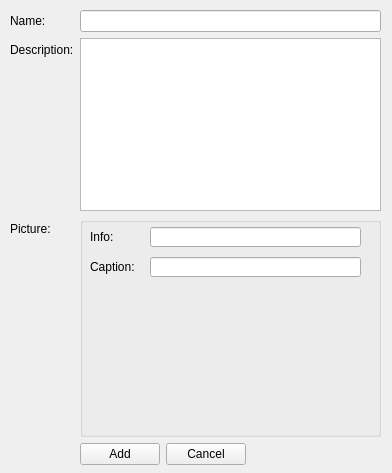
Qt form qt/apps/configurator/forms/category_add.ui (Wolframe/qtClient) before a commit.
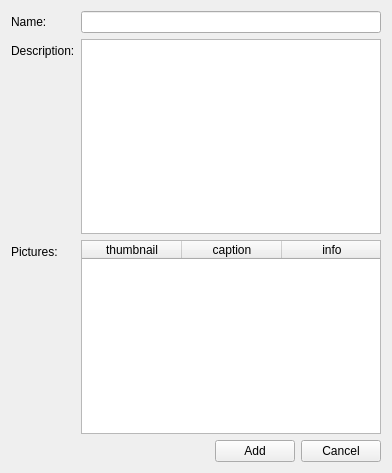
The same form after that commit. Custom widgets are drawn as their Qt base class.

Commit message: completly rewrote picture handling in categories and features

What changed in the file:
```diff
--- a/qt/apps/configurator/forms/category_add.ui
+++ b/qt/apps/configurator/forms/category_add.ui
@@ -13,15 +13,6 @@
   <property name="windowTitle">
    <string>Form</string>
   </property>
-  <widget class="QWidget" name="formLayoutWidget">
-   <property name="geometry">
-    <rect>
-     <x>10</x>
-     <y>10</y>
-     <width>371</width>
-     <height>455</height>
-    </rect>
-   </property>
    <layout class="QFormLayout" name="formLayout">
     <property name="fieldGrowthPolicy">
      <enum>QFormLayout::AllNonFixedFieldsGrow</enum>
@@ -52,17 +43,82 @@
     <item row="2" column="0">
      <widget class="QLabel" name="label_picture">
       <property name="text">
-       <string>Picture:</string>
+      <string>Pictures:</string>
       </property>
      </widget>
     </item>
+   <item row="2" column="1">
+    <widget class="QTableWidget" name="picture">
+     <property name="horizontalScrollBarPolicy">
+      <enum>Qt::ScrollBarAlwaysOff</enum>
+     </property>
+     <property name="alternatingRowColors">
+      <bool>true</bool>
+     </property>
+     <property name="selectionMode">
+      <enum>QAbstractItemView::MultiSelection</enum>
+     </property>
+     <property name="selectionBehavior">
+      <enum>QAbstractItemView::SelectRows</enum>
+     </property>
+     <property name="showGrid">
+      <bool>true</bool>
+     </property>
+     <property name="gridStyle">
+      <enum>Qt::DotLine</enum>
+     </property>
+     <property name="sortingEnabled">
+      <bool>true</bool>
+     </property>
+     <property name="doctype" stdset="0">
+      <string notr="true">PictureListRequest.simpleform</string>
+     </property>
+     <property name="rootelement" stdset="0">
+      <string notr="true">picture</string>
+     </property>
+     <attribute name="horizontalHeaderShowSortIndicator" stdset="0">
+      <bool>true</bool>
+     </attribute>
+     <attribute name="verticalHeaderStretchLastSection">
+      <bool>false</bool>
+     </attribute>
+     <column>
+      <property name="text">
+       <string>thumbnail</string>
+      </property>
+     </column>
+     <column>
+      <property name="text">
+       <string>caption</string>
+      </property>
+     </column>
+     <column>
+      <property name="text">
+       <string>info</string>
+      </property>
+     </column>
+     <column>
+      <property name="text">
+       <string>tags</string>
+      </property>
+     </column>
+    </widget>
+   </item>
     <item row="3" column="1">
-     <layout class="QFormLayout" name="formLayout_2">
-      <property name="fieldGrowthPolicy">
-       <enum>QFormLayout::AllNonFixedFieldsGrow</enum>
-      </property>
-      <item row="0" column="0">
        <layout class="QHBoxLayout" name="horizontalLayout">
+     <item>
+      <spacer name="horizontalSpacer">
+       <property name="orientation">
+        <enum>Qt::Horizontal</enum>
+       </property>
+       <property name="sizeHint" stdset="0">
+        <size>
+         <width>40</width>
+         <height>20</height>
+        </size>
+       </property>
+      </spacer>
+     </item>
         <item>
          <widget class="QPushButton" name="add">
           <property name="text">
@@ -98,92 +154,7 @@
        </layout>
       </item>
      </layout>
-    </item>
-    <item row="2" column="1">
-     <widget class="QGroupBox" name="picture">
-      <property name="minimumSize">
-       <size>
-        <width>0</width>
-        <height>220</height>
-       </size>
-      </property>
-      <property name="title">
-       <string/>
-      </property>
-      <widget class="PictureChooser" name="image">
-       <property name="geometry">
-        <rect>
-         <x>67</x>
-         <y>69</y>
-         <width>211</width>
-         <height>141</height>
-        </rect>
-       </property>
-       <property name="minimumSize">
-        <size>
-         <width>0</width>
-         <height>100</height>
-        </size>
-       </property>
-      </widget>
-      <widget class="QLabel" name="label_info">
-       <property name="geometry">
-        <rect>
-         <x>10</x>
-         <y>10</y>
-         <width>27</width>
-         <height>20</height>
-        </rect>
-       </property>
-       <property name="text">
-        <string>Info:</string>
-       </property>
-      </widget>
-      <widget class="QLineEdit" name="caption">
-       <property name="geometry">
-        <rect>
-         <x>70</x>
-         <y>40</y>
-         <width>211</width>
-         <height>20</height>
-        </rect>
-       </property>
-      </widget>
-      <widget class="QLabel" name="label_caption">
-       <property name="geometry">
-        <rect>
-         <x>10</x>
-         <y>40</y>
-         <width>52</width>
-         <height>20</height>
-        </rect>
-       </property>
-       <property name="text">
-        <string>Caption:</string>
-       </property>
-      </widget>
-      <widget class="QLineEdit" name="info">
-       <property name="geometry">
-        <rect>
-         <x>70</x>
-         <y>10</y>
-         <width>211</width>
-         <height>20</height>
-        </rect>
-       </property>
-      </widget>
-     </widget>
-    </item>
-   </layout>
-  </widget>
- </widget>
- <customwidgets>
-  <customwidget>
-   <class>PictureChooser</class>
-   <extends>QWidget</extends>
-   <header>PictureChooser.hpp</header>
-  </customwidget>
- </customwidgets>
+ </widget>
  <tabstops>
   <tabstop>name</tabstop>
   <tabstop>description</tabstop>
```
Left out of the diff: 2 changed lines with no effect on the pictures. Lines whose indentation alone changed are shown as unchanged. The commit also changes 6 other files.
